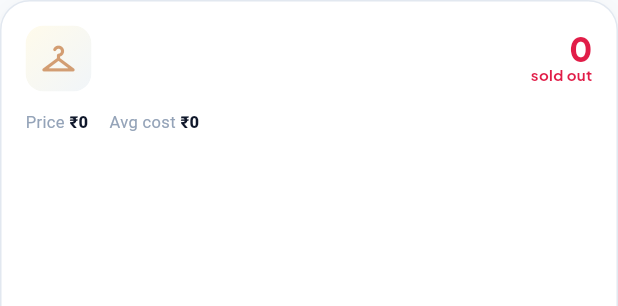
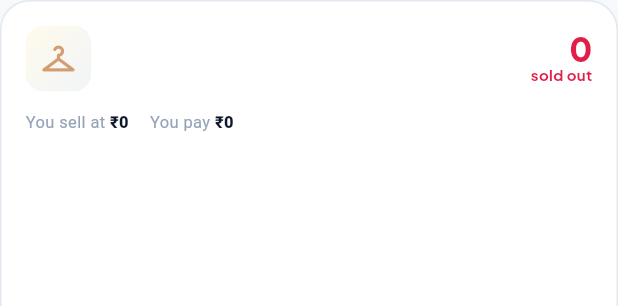
Before and after one commit to DomsGlobal9/Scaleezy-Mobile, a Flutter app: the _VariantCard widget shown alone on an empty page, opened directly with empty values, on a phone screen of 412 x 824 dp. Shown: the top 306 px of the screen. Run offline on Flutter 3.47's test engine with Material 3 defaults, Android fonts, the phone set to English and light mode, and no system bars; drawn by our look-alikes of cached_network_image; our stand-ins replace cookie_jar, dio, dio_cookie_manager, flutter_animate, google_fonts; missing offline and left inert: mobile_scanner; accounts and stored records are empty; network calls fail.

Commit message:
Product detail: merchant wording for cost and price (You pay / You sell at)
Follows inventory_backend docs/ROLES_AND_PLAIN_LANGUAGE_PLAN.md.

Co-Authored-By: Claude Opus 5.5 <noreply@anthropic.com>

```diff
--- a/lib/features/products/presentation/product_detail_screen.dart
+++ b/lib/features/products/presentation/product_detail_screen.dart
@@ -505,9 +505,9 @@ class _VariantCardState extends State<_VariantCard> {
             runSpacing: 4,
             children: [
               if (v.sellingPrice != null)
-                _meta('Price', formatRupees(v.sellingPrice!)),
+                _meta('You sell at', formatRupees(v.sellingPrice!)),
               if (v.averageCost != null)
-                _meta('Avg cost', formatRupees(v.averageCost!)),
+                _meta('You pay', formatRupees(v.averageCost!)),
               if (v.reservedQty > 0)
                 _meta('Held for orders', '${v.reservedQty}'),
               if (v.reorderLevel > 0) _meta('Reorder at', '${v.reorderLevel}'),
```
